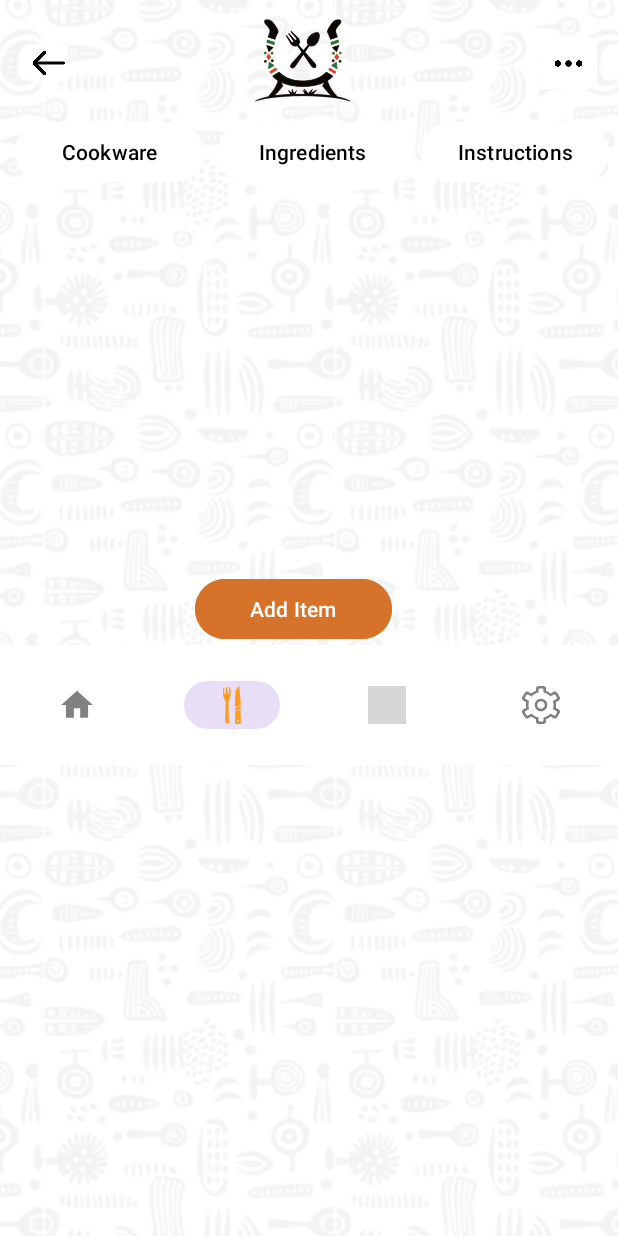
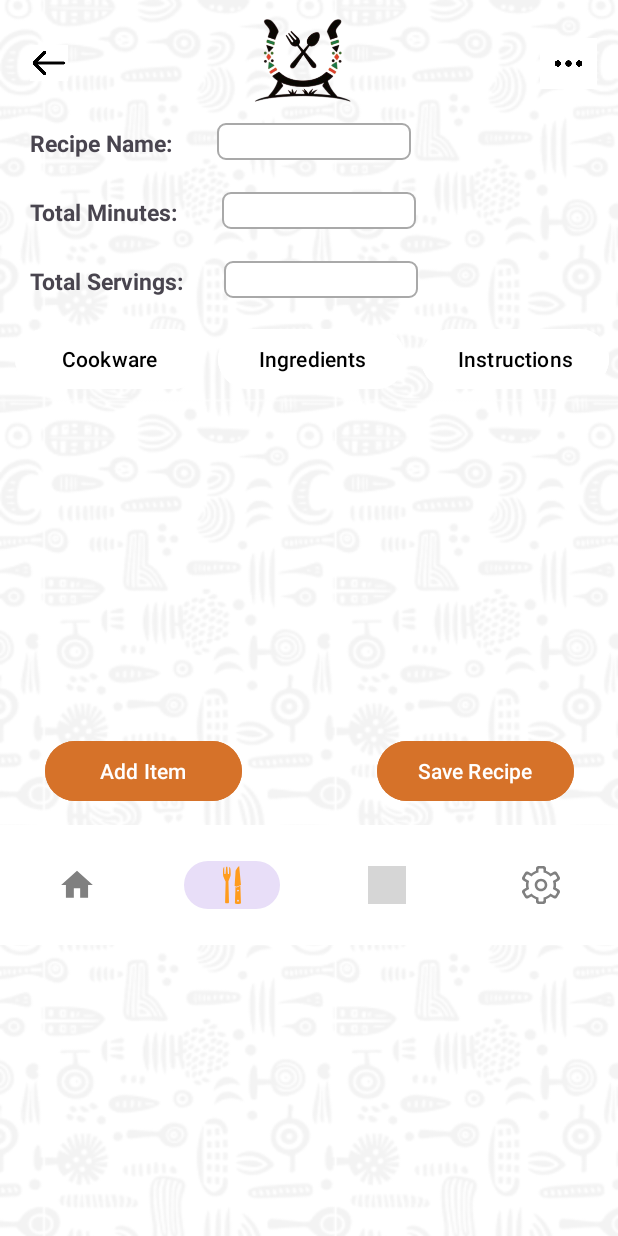
Before and after one commit to Zuwarashe/OPSC-7314, an Android app: the Cookware screen opened directly, with no data from a screen before it, on a phone screen of 412 x 824 dp. Run offline under Robolectric (Android 15) with nearby library versions, the light colour scheme and no system bars; grey boxes are pictures that could not be loaded.

Commit message:
recipe input - courtney

```diff
--- a/app/src/main/res/layout/activity_cookware.xml
+++ b/app/src/main/res/layout/activity_cookware.xml
@@ -40,6 +40,78 @@
             android:background="@color/design_default_color_background"
             android:scaleType="centerInside"
             app:srcCompat="@drawable/more" />
+    </LinearLayout>
+
+    <LinearLayout
+        android:layout_width="match_parent"
+        android:layout_height="36dp"
+        android:layout_marginTop="10dp"
+        android:orientation="horizontal">
+
+        <TextView
+            android:id="@+id/lblName"
+            android:layout_width="wrap_content"
+            android:layout_height="wrap_content"
+            android:layout_marginLeft="20dp"
+            android:text="Recipe Name:"
+            android:textSize="15dp"
+            android:textStyle="bold" />
+
+        <EditText
+            android:id="@+id/txtName"
+            android:layout_width="129dp"
+            android:layout_height="wrap_content"
+            android:layout_marginLeft="30dp"
+            android:background="@drawable/customtxtbox"
+            android:ems="19" />
+    </LinearLayout>
+
+    <LinearLayout
+        android:layout_width="match_parent"
+        android:layout_height="36dp"
+        android:layout_marginTop="10dp"
+        android:orientation="horizontal">
+
+        <TextView
+            android:id="@+id/lblMinutes"
+            android:layout_width="wrap_content"
+            android:layout_height="wrap_content"
+            android:layout_marginLeft="20dp"
+            android:text="Total Minutes:"
+            android:textSize="15dp"
+            android:textStyle="bold" />
+
+        <EditText
+            android:id="@+id/txtMinutes"
+            android:layout_width="129dp"
+            android:layout_height="wrap_content"
+            android:layout_marginLeft="30dp"
+            android:background="@drawable/customtxtbox"
+            android:ems="19" />
+    </LinearLayout>
+
+    <LinearLayout
+        android:layout_width="match_parent"
+        android:layout_height="36dp"
+        android:layout_marginTop="10dp"
+        android:orientation="horizontal">
+
+        <TextView
+            android:id="@+id/lblServings"
+            android:layout_width="wrap_content"
+            android:layout_height="wrap_content"
+            android:layout_marginLeft="20dp"
+            android:text="Total Servings:"
+            android:textSize="15dp"
+            android:textStyle="bold" />
+
+        <EditText
+            android:id="@+id/txtServings"
+            android:layout_width="129dp"
+            android:layout_height="wrap_content"
+            android:layout_marginLeft="27dp"
+            android:background="@drawable/customtxtbox"
+            android:ems="19" />
     </LinearLayout>
 
     <LinearLayout
@@ -88,18 +160,35 @@
             <androidx.recyclerview.widget.RecyclerView
                 android:layout_width="match_parent"
                 android:layout_height="match_parent" />
+
         </LinearLayout>
     </ScrollView>
+
+    <LinearLayout
+        android:layout_width="match_parent"
+        android:layout_height="60dp"
+        android:layout_marginTop="10dp"
+        android:orientation="horizontal">
 
         <Button
             android:id="@+id/btnAdd"
             android:layout_width="131dp"
             android:layout_height="wrap_content"
-        android:layout_marginLeft="130dp"
-        android:layout_marginTop="40dp"
+            android:layout_marginLeft="30dp"
             android:backgroundTint="#D67229"
             android:text="Add Item"
-        app:cornerRadius="20dp"/>
+            app:cornerRadius="20dp" />
+
+        <Button
+            android:id="@+id/btnSave"
+            android:layout_width="131dp"
+            android:layout_height="wrap_content"
+            android:layout_marginLeft="90dp"
+            android:backgroundTint="#D67229"
+            android:text="Save Recipe"
+            app:cornerRadius="20dp" />
+    </LinearLayout>
+
     <com.google.android.material.bottomnavigation.BottomNavigationView
         android:id="@+id/bottomNavigation"
         android:layout_width="match_parent"
```
Lines whose indentation alone changed are shown as unchanged.
